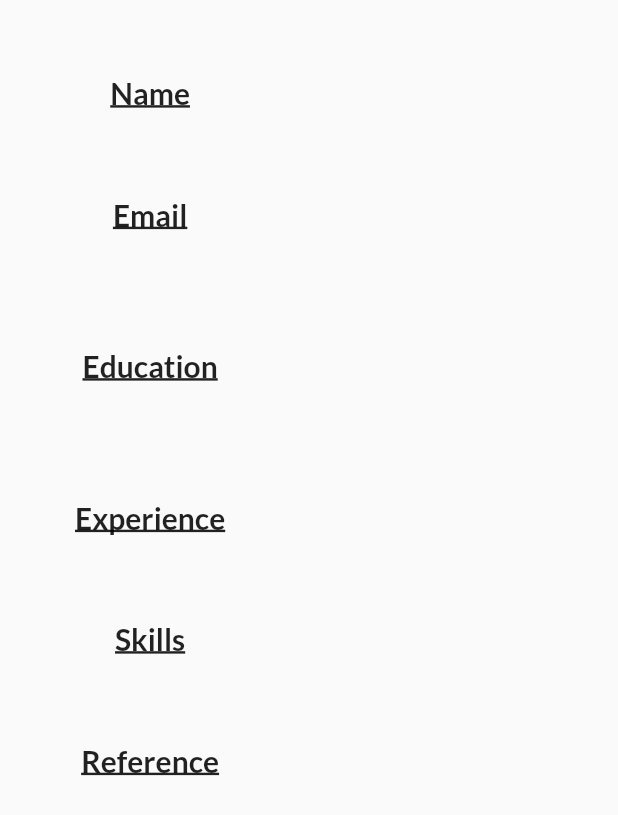
After one commit to MukeesAhmed/Resume_Builder, a Flutter app: the HomePage screen opened by its route, after a tap on "Submit", on a phone screen of 412 x 824 dp. The commit adds this screen. Shown: the top 815 px of the screen. Run offline on Flutter 3.47's test engine with Material 2 defaults, Android fonts, the phone set to English and light mode, and no system bars; our stand-ins replace get, google_fonts.

Commit message:
Resume Page

```diff
--- a/lib/main.dart
+++ b/lib/main.dart
@@ -6,6 +6,7 @@ import 'package:training/utils/routes.dart';
 import 'screens/login_page.dart';
 import 'screens/home_page.dart';
 import 'screens/main_page.dart';
+import 'screens/Resume.dart';
 
 void main(List<String> args) {
   runApp(MyApp());
@@ -27,6 +28,14 @@ class MyApp extends StatelessWidget {
         // MyRoutes.loginRoute: (context) => LoginPage(),
         MyRoutes.homeRoute: (context) => HomePage(),
         MyRoutes.mainRoute: (context) => MainPage(),
+        MyRoutes.ResumeRoute: (context) => ResumePage(
+              education: '',
+              experience: '',
+              email: '',
+              name: '',
+              reference: '',
+              skills: '',
+            ),
       },
     );
   }
--- /dev/null
+++ b/lib/screens/Resume.dart
@@ -0,0 +1,134 @@
+import 'package:flutter/material.dart';
+// ignore: unused_import
+import 'package:training/screens/home_page.dart';
+
+class ResumePage extends StatelessWidget {
+  final String name;
+  final String email;
+  final String experience;
+  final String education;
+  final String skills;
+  final String reference;
+
+  // ignore: use_key_in_widget_constructors
+  const ResumePage(
+      {required this.name,
+      required this.email,
+      required this.experience,
+      required this.education,
+      required this.skills,
+      required this.reference});
+
+  @override
+  Widget build(BuildContext context) {
+    return Scaffold(
+      body: Column(
+        children: [
+          Padding(
+            padding: const EdgeInsets.all(50.0),
+            child: Column(
+              children: [
+                const Text(
+                  'Name',
+                  textAlign: TextAlign.center,
+                  style: TextStyle(
+                      fontSize: 20,
+                      fontWeight: FontWeight.bold,
+                      decoration: TextDecoration.underline),
+                ),
+                const SizedBox(
+                  height: 20,
+                ),
+                Text(' $name', style: TextStyle(fontSize: 14)),
+                const SizedBox(
+                  height: 20,
+                ),
+                const Text(
+                  'Email',
+                  textAlign: TextAlign.center,
+                  style: TextStyle(
+                      fontSize: 20,
+                      fontWeight: FontWeight.bold,
+                      decoration: TextDecoration.underline),
+                ),
+                const SizedBox(
+                  height: 20,
+                ),
+                const SizedBox(
+                  height: 20,
+                ),
+                Text(' $email', style: TextStyle(fontSize: 14)),
+                const SizedBox(
+                  height: 20,
+                ),
+                const Text(
+                  'Education',
+                  textAlign: TextAlign.center,
+                  style: TextStyle(
+                      fontSize: 20,
+                      fontWeight: FontWeight.bold,
+                      decoration: TextDecoration.underline),
+                ),
+                const SizedBox(
+                  height: 20,
+                ),
+                const SizedBox(
+                  height: 20,
+                ),
+                Text(' $education', style: TextStyle(fontSize: 14)),
+                const SizedBox(
+                  height: 20,
+                ),
+                const Text(
+                  'Experience',
+                  textAlign: TextAlign.center,
+                  style: TextStyle(
+                      fontSize: 20,
+                      fontWeight: FontWeight.bold,
+                      decoration: TextDecoration.underline),
+                ),
+                const SizedBox(
+                  height: 20,
+                ),
+                Text(' $experience', style: TextStyle(fontSize: 14)),
+                const SizedBox(
+                  height: 20,
+                ),
+                const Text(
+                  'Skills',
+                  textAlign: TextAlign.center,
+                  style: TextStyle(
+                      fontSize: 20,
+                      fontWeight: FontWeight.bold,
+                      decoration: TextDecoration.underline),
+                ),
+                const SizedBox(
+                  height: 20,
+                ),
+                Text(' $skills'),
+                const SizedBox(
+                  height: 20,
+                ),
+                const Text(
+                  'Reference',
+                  textAlign: TextAlign.center,
+                  style: TextStyle(
+                      fontSize: 20,
+                      fontWeight: FontWeight.bold,
+                      decoration: TextDecoration.underline),
+                ),
+                const SizedBox(
+                  height: 20,
+                ),
+                Text(
+                  ' $reference',
+                  style: TextStyle(fontSize: 14),
+                ),
+              ],
+            ),
+          ),
+        ],
+      ),
+    );
+  }
+}
--- a/lib/screens/home_page.dart
+++ b/lib/screens/home_page.dart
@@ -1,19 +1,59 @@
-// ignore_for_file: unused_import
+// ignore_for_file: unused_import, unnecessary_new
 
 import 'package:flutter/material.dart';
+import 'package:get/get.dart';
 import 'package:get/get_navigation/src/routes/default_transitions.dart';
 import 'package:google_fonts/google_fonts.dart';
 import 'package:training/main.dart';
+import 'package:training/screens/main_page.dart';
 import 'package:training/utils/routes.dart';
+import 'package:training/screens/Resume.dart';
 
+// ignore: camel_case_types
+class listofvariables {
+  final String name;
+  final String email;
+  final String experience;
+  final String education;
+  final String skills;
+  final String reference;
+
+  const listofvariables(this.name, this.email, this.experience, this.education,
+      this.skills, this.reference);
+}
+
+// ignore: use_key_in_widget_constructors
 class HomePage extends StatefulWidget {
   @override
   State<HomePage> createState() => _HomePageState();
 }
 
 class _HomePageState extends State<HomePage> {
-  String name = "";
+  final TextEditingController _name = TextEditingController();
+  final TextEditingController _email = new TextEditingController();
+  final TextEditingController _experience = new TextEditingController();
+  final TextEditingController _education = new TextEditingController();
+  final TextEditingController _skills = new TextEditingController();
+  final TextEditingController _reference = new TextEditingController();
+
   bool changeButton = false;
+  final _formKey = GlobalKey<FormState>();
+
+  movetomainpage(BuildContext context) async {
+    _formKey.currentState?.validate();
+    setState(() {
+      changeButton = true;
+    });
+    Navigator.of(context).push(MaterialPageRoute(
+        builder: (context) => ResumePage(
+            name: _name.text,
+            email: _email.text,
+            experience: _experience.text,
+            education: _education.text,
+            skills: _skills.text,
+            reference: _reference.text)));
+  }
+
   @override
   Widget build(BuildContext context) {
     return Material(
@@ -29,30 +69,26 @@ class _HomePageState extends State<HomePage> {
                 const SizedBox(
                   height: 20.0,
                 ),
-                Text("Welcome $name",
-                    style: const TextStyle(
-                        fontSize: 28, fontWeight: FontWeight.bold)),
-                const SizedBox(
-                  height: 20.0,
-                ),
-                // Padding(
-                //   padding: const EdgeInsets.symmetric(
-                //       vertical: 16.0, horizontal: 32.0),
+
                 Padding(
                     padding: const EdgeInsets.all(16.0),
+                    child: Form(
+                      key: _formKey,
                       child: Column(
                         children: [
-                        const Text("Name",
-                            textAlign: TextAlign.left,
-                            style: TextStyle(
-                                fontSize: 12, fontWeight: FontWeight.bold)),
                           TextFormField(
+                            controller: _name,
                             decoration: const InputDecoration(
                                 contentPadding: EdgeInsets.all(05.0),
                                 hintText: "Enter Name",
                                 labelText: "Name"),
+                            validator: (value) {
+                              if (value == null) {
+                                return "Name cannot be empty";
+                              }
+                              return '';
+                            },
                             onChanged: (value) {
-                            name = value;
                               setState(() {});
                             },
                           ),
@@ -60,22 +96,34 @@ class _HomePageState extends State<HomePage> {
                             height: 20.0,
                           ),
                           TextFormField(
-                          obscureText: true,
+                            controller: _email,
                             decoration: const InputDecoration(
                                 contentPadding: EdgeInsets.all(05.0),
                                 hintText: "Enter Email",
                                 labelText: "Email"),
+                            validator: (value) {
+                              if (value == null) {
+                                return "Email cannot be empty";
+                              }
+                              return '';
+                            },
                           ),
                           const SizedBox(
                             height: 20.0,
                           ),
                           TextFormField(
+                            controller: _education,
                             decoration: const InputDecoration(
                                 contentPadding: EdgeInsets.all(05.0),
                                 hintText: "Enter Education",
                                 labelText: "Education"),
+                            validator: (value) {
+                              if (value == null) {
+                                return "Email cannot be empty";
+                              }
+                              return '';
+                            },
                             onChanged: (value) {
-                            name = value;
                               setState(() {});
                             },
                           ),
@@ -83,12 +131,18 @@ class _HomePageState extends State<HomePage> {
                             height: 20.0,
                           ),
                           TextFormField(
+                            controller: _experience,
                             decoration: const InputDecoration(
                                 contentPadding: EdgeInsets.all(05.0),
                                 hintText: "Enter Experience",
                                 labelText: "Experience"),
+                            validator: (value) {
+                              if (value == null) {
+                                return "Email cannot be empty";
+                              }
+                              return '';
+                            },
                             onChanged: (value) {
-                            name = value;
                               setState(() {});
                             },
                           ),
@@ -96,12 +150,18 @@ class _HomePageState extends State<HomePage> {
                             height: 20.0,
                           ),
                           TextFormField(
+                            controller: _skills,
                             decoration: const InputDecoration(
                                 contentPadding: EdgeInsets.all(05.0),
                                 hintText: "Enter Skills",
                                 labelText: "Skills"),
+                            validator: (value) {
+                              if (value == null) {
+                                return "Email cannot be empty";
+                              }
+                              return '';
+                            },
                             onChanged: (value) {
-                            name = value;
                               setState(() {});
                             },
                           ),
@@ -109,19 +169,48 @@ class _HomePageState extends State<HomePage> {
                             height: 20.0,
                           ),
                           TextFormField(
+                            controller: _reference,
                             decoration: const InputDecoration(
                                 contentPadding: EdgeInsets.all(05.0),
                                 hintText: "Enter Reference",
                                 labelText: "Reference"),
+                            validator: (value) {
+                              if (value == null) {
+                                return "Email cannot be empty";
+                              }
+                              return '';
+                            },
                             onChanged: (value) {
-                            name = value;
                               setState(() {});
                             },
                           ),
                           const SizedBox(
                             height: 20.0,
                           ),
+                          InkWell(
+                            onTap: () => movetomainpage(context),
+                            child: AnimatedContainer(
+                              duration: const Duration(seconds: 3),
+                              height: 50,
+                              width: changeButton ? 50 : 150,
+                              alignment: Alignment.center,
+                              child: changeButton
+                                  ? const Icon(Icons.done, color: Colors.white)
+                                  : const Text(
+                                      "Submit",
+                                      style: TextStyle(
+                                          fontWeight: FontWeight.bold,
+                                          fontSize: 18,
+                                          color: Colors.white),
+                                    ),
+                              decoration: BoxDecoration(
+                                  color: Colors.purple,
+                                  borderRadius: BorderRadius.circular(
+                                      changeButton ? 50 : 8)),
+                            ),
+                          ),
                         ],
+                      ),
                     )),
                 // )
               ]),
--- a/lib/utils/routes.dart
+++ b/lib/utils/routes.dart
@@ -3,4 +3,5 @@ class MyRoutes {
   static String homeRoute = "/home";
   static String mainRoute = "/main";
   static String signupRoute = "/signup";
+  static String ResumeRoute = "/resume";
 }
```
Lines whose indentation alone changed are shown as unchanged.
